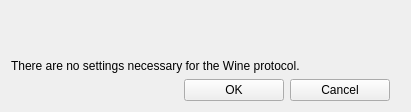
Old version of the form ftnoir_protocol_wine/ftnoir_winecontrols.ui in the repository opentrack/opentrack.
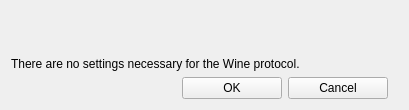
New version of the form. Icons and pictures are not drawn.

Commit message: resize slightly

The edit to the form file:
```diff
--- a/ftnoir_protocol_wine/ftnoir_winecontrols.ui
+++ b/ftnoir_protocol_wine/ftnoir_winecontrols.ui
@@ -9,8 +9,8 @@
    <rect>
     <x>0</x>
     <y>0</y>
-    <width>411</width>
-    <height>112</height>
+    <width>409</width>
+    <height>110</height>
    </rect>
   </property>
   <property name="windowTitle">
```
